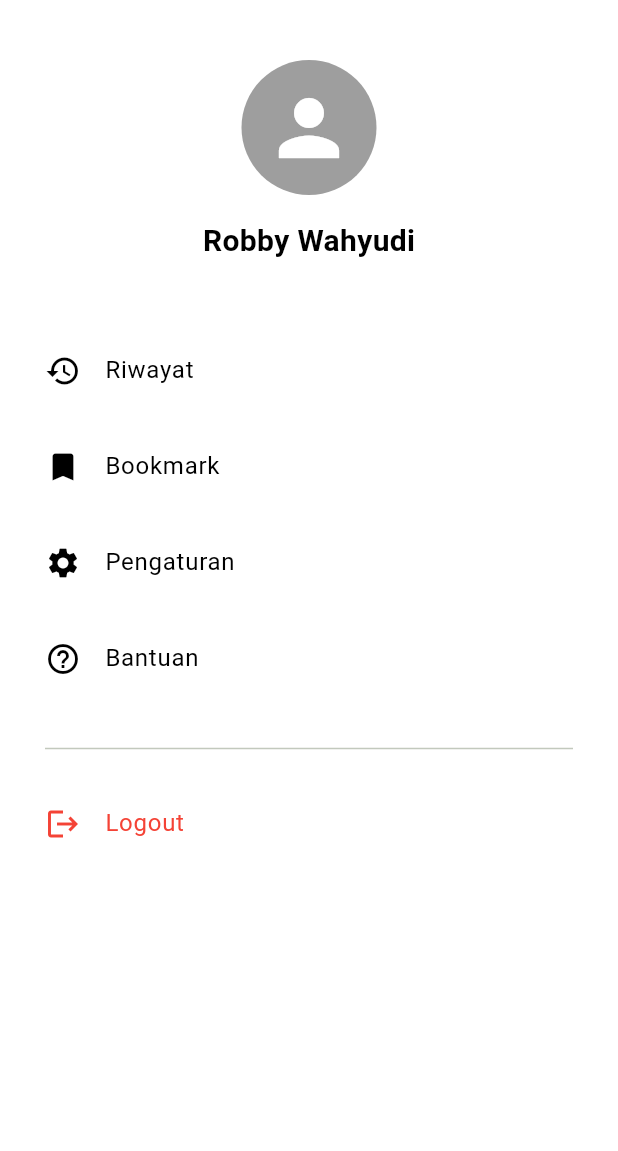
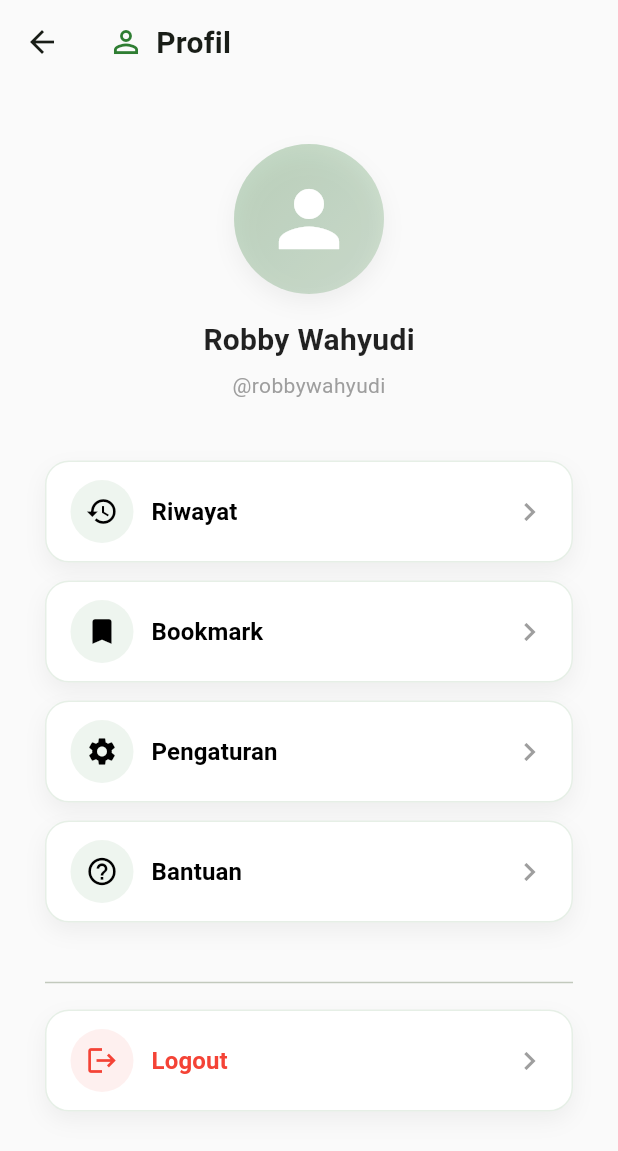
Before and after one commit to RobbyWahyudi/sig_app, a Flutter app: the HalamanProfil screen opened directly, on a phone screen of 412 x 824 dp. Shown: the top 1151 px of the screen. Run offline on Flutter 3.47's test engine with Material 3 defaults, Android fonts, the phone set to English and light mode, and no system bars; our stand-ins replace flutter_map, latlong2; network calls fail.

Commit message:
Memperbaiki tampilan pada halaman peta dan profil

```diff
--- a/lib/halaman/profil.dart
+++ b/lib/halaman/profil.dart
@@ -6,7 +6,26 @@ class HalamanProfil extends StatelessWidget {
   @override
   Widget build(BuildContext context) {
     return Scaffold(
-      backgroundColor: Colors.white,
+      backgroundColor: Colors.grey[50],
+      appBar: AppBar(
+        backgroundColor: Colors.transparent,
+        elevation: 0,
+        titleSpacing: 16,
+        title: const Row(
+          children: [
+            Icon(Icons.person_outline, color: Color.fromRGBO(46, 125, 50, 1)),
+            SizedBox(width: 8),
+            Text(
+              'Profil',
+              style: TextStyle(
+                fontWeight: FontWeight.w700,
+                fontSize: 20,
+                letterSpacing: 0.2,
+              ),
+            ),
+          ],
+        ),
+      ),
       body: SafeArea(
         child: Column(
           crossAxisAlignment: CrossAxisAlignment.center,
@@ -14,10 +33,32 @@ class HalamanProfil extends StatelessWidget {
             const SizedBox(height: 40),
 
             // Foto profil / avatar
-            const CircleAvatar(
-              radius: 45,
-              backgroundColor: Colors.grey,
-              child: Icon(Icons.person, size: 60, color: Colors.white),
+            Container(
+              width: 100,
+              height: 100,
+              decoration: BoxDecoration(
+                shape: BoxShape.circle,
+                boxShadow: [
+                  BoxShadow(
+                    color: Colors.black.withOpacity(0.05),
+                    blurRadius: 12,
+                    offset: const Offset(0, 6),
+                  ),
+                ],
+                gradient: const LinearGradient(
+                  colors: [
+                    Color.fromRGBO(46, 125, 50, 0.15),
+                    Color.fromRGBO(46, 125, 50, 0.05),
+                  ],
+                  begin: Alignment.topLeft,
+                  end: Alignment.bottomRight,
+                ),
+              ),
+              child: const CircleAvatar(
+                radius: 45,
+                backgroundColor: Color.fromRGBO(46, 125, 50, 0.15),
+                child: Icon(Icons.person, size: 60, color: Colors.white),
+              ),
             ),
 
             const SizedBox(height: 16),
@@ -27,8 +68,18 @@ class HalamanProfil extends StatelessWidget {
               'Robby Wahyudi',
               style: TextStyle(
                 fontSize: 20,
-                fontWeight: FontWeight.bold,
-                color: Colors.black,
+                fontWeight: FontWeight.w700,
+                letterSpacing: 0.2,
+                color: Colors.black87,
+              ),
+            ),
+            const SizedBox(height: 6),
+            const Text(
+              '@robbywahyudi',
+              style: TextStyle(
+                fontSize: 14,
+                fontWeight: FontWeight.w400,
+                color: Colors.grey,
               ),
             ),
 
@@ -73,11 +124,54 @@ class HalamanProfil extends StatelessWidget {
     Color iconColor = Colors.black,
     Color textColor = Colors.black,
   }) {
-    return ListTile(
-      leading: Icon(icon, color: iconColor),
-      title: Text(title, style: TextStyle(fontSize: 16, color: textColor)),
-      onTap: onTap,
-      contentPadding: const EdgeInsets.symmetric(vertical: 4),
+    return Container(
+      margin: const EdgeInsets.only(bottom: 12),
+      decoration: BoxDecoration(
+        color: Colors.white,
+        borderRadius: BorderRadius.circular(16),
+        border: Border.all(color: const Color.fromRGBO(46, 125, 50, 0.12)),
+        boxShadow: [
+          BoxShadow(
+            color: Colors.black.withOpacity(0.05),
+            blurRadius: 12,
+            offset: const Offset(0, 6),
+          ),
+        ],
+      ),
+      child: InkWell(
+        borderRadius: BorderRadius.circular(16),
+        onTap: onTap,
+        child: Padding(
+          padding: const EdgeInsets.symmetric(horizontal: 16, vertical: 12),
+          child: Row(
+            children: [
+              Container(
+                padding: const EdgeInsets.all(10),
+                decoration: BoxDecoration(
+                  color: iconColor == Colors.red
+                      ? Colors.red.withOpacity(0.08)
+                      : const Color.fromRGBO(46, 125, 50, 0.08),
+                  shape: BoxShape.circle,
+                ),
+                child: Icon(icon, color: iconColor, size: 22),
+              ),
+              const SizedBox(width: 12),
+              Expanded(
+                child: Text(
+                  title,
+                  style: TextStyle(
+                    fontSize: 16,
+                    color: textColor,
+                    fontWeight: FontWeight.w600,
+                    letterSpacing: 0.1,
+                  ),
+                ),
+              ),
+              const Icon(Icons.chevron_right, color: Colors.grey),
+            ],
+          ),
+        ),
+      ),
     );
   }
 }
```
Also changed, not shown: lib/halaman/peta.dart (+64 -8 lines).
